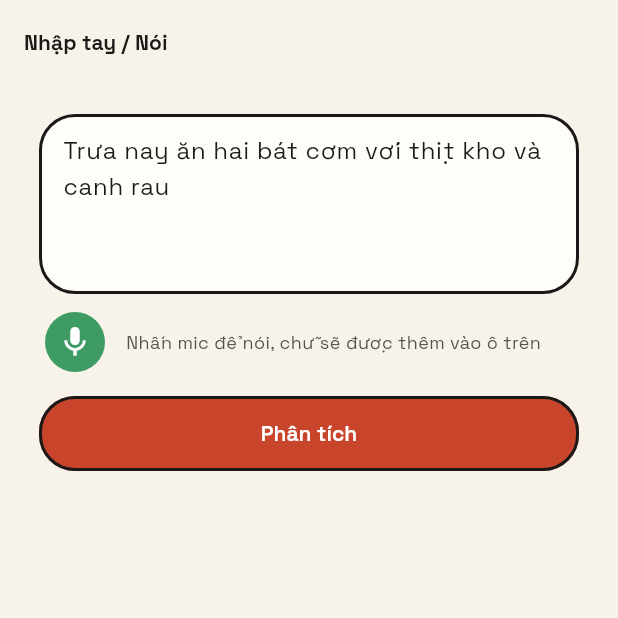
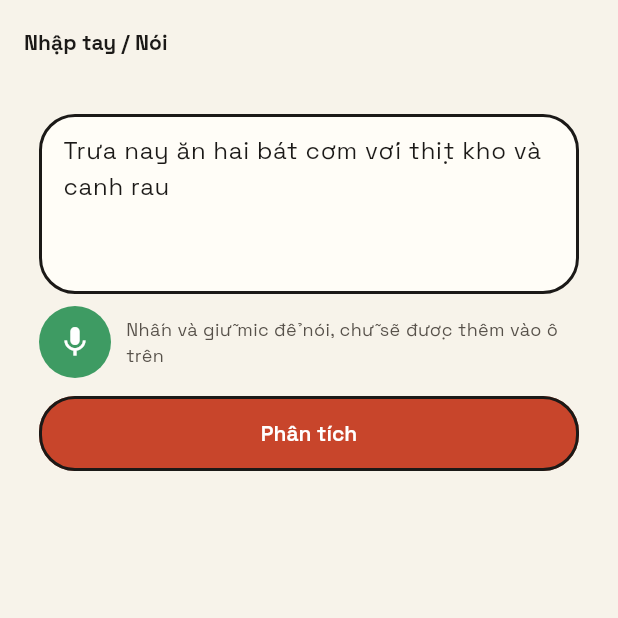
Before and after one commit to Sherlock-Homlmes/chiphealth, a Flutter app: the VoiceLogScreen screen opened by its route, on a phone screen of 412 x 824 dp, the top half of it. Run offline on Flutter 3.47's test engine with Material 3 defaults, Android fonts, the phone set to English and light mode, and no system bars; our stand-ins replace camera, dio, fl_chart, flutter_map, flutter_riverpod, flutter_secure_storage and 9 more; missing offline and left inert: dart:html, gal, home_widget, mobile_scanner, record, tflite_flutter; accounts and stored records are empty.

Commit message:
feat(meals): push-to-talk mic on manual entry
Record while the mic is held, transcribe on release; a tap shorter than
500ms is dropped with a hint instead of being sent.

Co-Authored-By: Claude Opus 5 <noreply@anthropic.com>

```diff
--- a/app/lib/features/nutrition/voice_log_screen.dart
+++ b/app/lib/features/nutrition/voice_log_screen.dart
@@ -26,6 +26,9 @@ class _VoiceLogScreenState extends ConsumerState<VoiceLogScreen> {
   final _typed = TextEditingController();
   bool _recording = false;
   bool _transcribing = false;
+  bool _held = false;
+  bool _starting = false;
+  DateTime _startedAt = DateTime.now();
   bool _busy = false;
   String? _error;
 
@@ -44,27 +47,47 @@ class _VoiceLogScreenState extends ConsumerState<VoiceLogScreen> {
     return 'snack';
   }
 
-  Future<void> _toggleRecording() async {
-    if (_recording) {
-      final path = await _recorder.stop();
-      setState(() => _recording = false);
-      if (path != null) await _dictate(path);
-      return;
-    }
-
+  /// Push-to-talk: recording lasts exactly as long as the finger is down.
+  /// [_held] tracks the finger, since the permission prompt and recorder start
+  /// are async and the user may already have let go when they finish.
+  Future<void> _pressStart() async {
+    _held = true;
+    if (_busy || _transcribing || _recording || _starting) return;
+    _starting = true;
+    try {
       if (!await _recorder.hasPermission()) {
         setState(() => _error = 'Chưa được cấp quyền micro.');
         return;
       }
+      if (!_held || !mounted) return;
       // Browsers record Opus in WebM; AAC is what the phones encode natively.
       await _recorder.start(
         RecordConfig(encoder: kIsWeb ? AudioEncoder.opus : AudioEncoder.aacLc),
         path: '',
       );
+      _startedAt = DateTime.now();
       setState(() {
         _recording = true;
         _error = null;
       });
+    } finally {
+      _starting = false;
+    }
+    if (!_held) await _pressEnd();
+  }
+
+  Future<void> _pressEnd() async {
+    _held = false;
+    if (!_recording) return;
+    final path = await _recorder.stop();
+    final heldFor = DateTime.now().difference(_startedAt);
+    setState(() => _recording = false);
+    // A tap is not speech; sending it would only earn a "không nghe rõ".
+    if (heldFor < const Duration(milliseconds: 500)) {
+      setState(() => _error = 'Nhấn và giữ nút mic trong lúc nói.');
+      return;
+    }
+    if (path != null) await _dictate(path);
   }
 
   /// Appends the clip's text to the box — never replaces what is there.
@@ -128,14 +151,20 @@ class _VoiceLogScreenState extends ConsumerState<VoiceLogScreen> {
         ),
       );
     }
-    return IconButton.filled(
-      onPressed: _busy ? null : _toggleRecording,
-      tooltip: _recording ? 'Dừng' : 'Nói',
-      style: IconButton.styleFrom(
-        backgroundColor: _recording ? RetroTokens.accent : RetroTokens.action,
-        foregroundColor: Colors.white,
+    return Listener(
+      onPointerDown: _busy ? null : (_) => _pressStart(),
+      onPointerUp: (_) => _pressEnd(),
+      onPointerCancel: (_) => _pressEnd(),
+      child: AnimatedContainer(
+        duration: const Duration(milliseconds: 150),
+        height: _recording ? 56 : 48,
+        width: _recording ? 56 : 48,
+        decoration: BoxDecoration(
+          color: _recording ? RetroTokens.accent : RetroTokens.action,
+          shape: BoxShape.circle,
         ),
-      icon: Icon(_recording ? Icons.stop : Icons.mic),
+        child: const Icon(Icons.mic, color: Colors.white),
+      ),
     );
   }
 
@@ -164,10 +193,10 @@ class _VoiceLogScreenState extends ConsumerState<VoiceLogScreen> {
                 Expanded(
                   child: Text(
                     _recording
-                        ? 'Đang nghe… nhấn để dừng'
+                        ? 'Đang nghe… thả tay để dừng'
                         : _transcribing
                         ? 'Đang chuyển giọng nói thành chữ…'
-                        : 'Nhấn mic để nói, chữ sẽ được thêm vào ô trên',
+                        : 'Nhấn và giữ mic để nói, chữ sẽ được thêm vào ô trên',
                     style: const TextStyle(
                       color: RetroTokens.inkSoft,
                       fontSize: 12,
```
Lines whose indentation alone changed are shown as unchanged.
